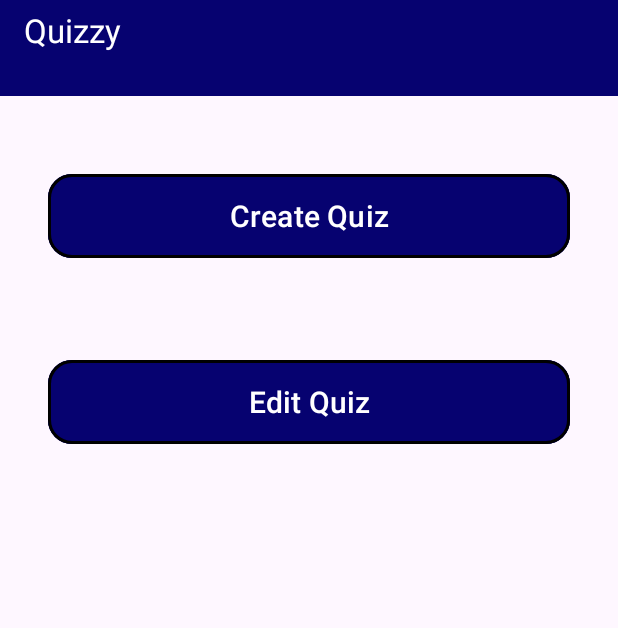
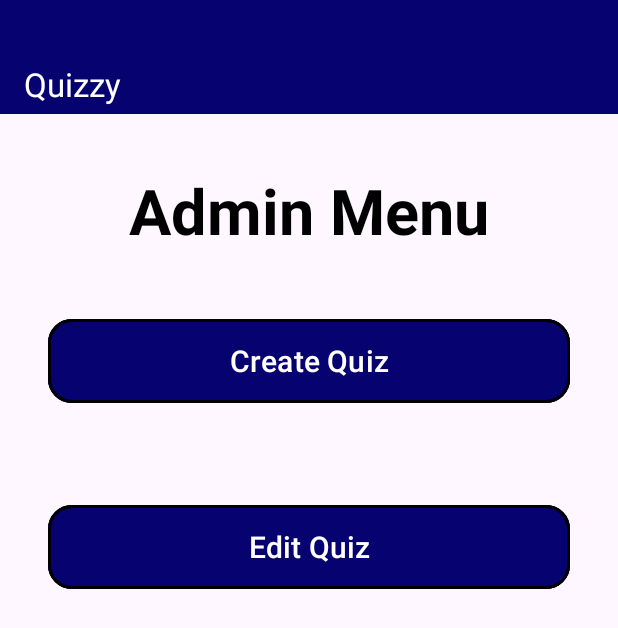
Before and after one commit to CSU-gstew/Quizzy, an Android app: the AdminActivity screen opened directly, with no data from a screen before it, on a phone screen of 412 x 824 dp. Shown: the top 628 px of the screen. Run offline under Robolectric (Android 15) with nearby library versions, the phone set to English and light mode, and no system bars; our stand-ins replace Room's generated code.

```diff
--- a/app/src/main/res/layout/activity_admin_page.xml
+++ b/app/src/main/res/layout/activity_admin_page.xml
@@ -10,7 +10,9 @@
         android:layout_width="match_parent"
         android:layout_height="?attr/actionBarSize"
         android:background="@color/dark_blue"
-        app:layout_constraintTop_toTopOf="parent" />
+        app:layout_constraintTop_toTopOf="parent"
+        app:layout_constraintStart_toStartOf="parent"
+        app:layout_constraintEnd_toEndOf="parent" />
 
     <com.google.android.material.appbar.MaterialToolbar
         android:id="@+id/action_bar"
@@ -22,6 +24,21 @@
         app:title="Quizzy"
         app:titleTextColor="@color/white"
         app:layout_constraintTop_toTopOf="parent"
+        app:layout_constraintBottom_toTopOf="@id/adminHeaderTextView"
+        app:layout_constraintStart_toStartOf="parent"
+        app:layout_constraintEnd_toEndOf="parent" />
+
+    <TextView
+        android:id="@+id/adminHeaderTextView"
+        android:layout_width="0dp"
+        android:layout_height="wrap_content"
+        android:layout_marginTop="112dp"
+        android:gravity="center"
+        android:text="Admin Menu"
+        android:textColor="@color/black"
+        android:textSize="42sp"
+        android:textStyle="bold"
+        app:layout_constraintTop_toTopOf="parent"
         app:layout_constraintStart_toStartOf="parent"
         app:layout_constraintEnd_toEndOf="parent" />
 
@@ -30,7 +47,7 @@
         android:layout_width="0dp"
         android:layout_height="64dp"
         android:layout_marginHorizontal="32dp"
-        android:layout_marginTop="72dp"
+        android:layout_marginTop="40dp"
         android:backgroundTint="@color/dark_blue"
         android:text="@string/create_quiz"
         android:textColor="@color/white"
@@ -38,7 +55,7 @@
         app:cornerRadius="16dp"
         app:layout_constraintStart_toStartOf="parent"
         app:layout_constraintEnd_toEndOf="parent"
-        app:layout_constraintTop_toBottomOf="@id/action_bar"
+        app:layout_constraintTop_toBottomOf="@id/adminHeaderTextView"
         app:strokeColor="@color/black"
         app:strokeWidth="2dp" />
 
--- a/app/src/main/res/layout/activity_edit_quiz.xml
+++ b/app/src/main/res/layout/activity_edit_quiz.xml
@@ -67,7 +67,7 @@
 
             <Button
                 android:id="@+id/loadQuizButton"
-                android:text="Load Quiz"
+                android:text="@string/load_quiz"
                 android:layout_width="match_parent"
                 android:layout_height="wrap_content"
                 android:layout_marginTop="8dp"
@@ -97,7 +97,7 @@
 
                 <Button
                     android:id="@+id/buttonAddQuestion"
-                    android:text="Add Question"
+                    android:text="@string/add_question"
                     android:layout_width="wrap_content"
                     android:layout_height="wrap_content"
                     android:layout_marginTop="12dp"
@@ -108,7 +108,7 @@
 
                 <Button
                     android:id="@+id/buttonSaveChanges"
-                    android:text="Save Changes"
+                    android:text="@string/save_changes"
                     android:layout_width="wrap_content"
                     android:layout_height="wrap_content"
                     android:layout_marginTop="16dp"
--- a/app/src/main/res/values/strings.xml
+++ b/app/src/main/res/values/strings.xml
@@ -47,6 +47,8 @@
     <string name="code_needed_to_access_test">Code needed to access test</string>
     <string name="code">Code</string>
     <string name="enter">Enter</string>
+    <string name="load_quiz">Load Quiz</string>
+    <string name="save_changes">Save Changes</string>
 
 
 </resources>
```
Also changed, not shown: app/src/main/java/com/example/project_02/EnterCodeActivity.java (+6 -1 lines).
